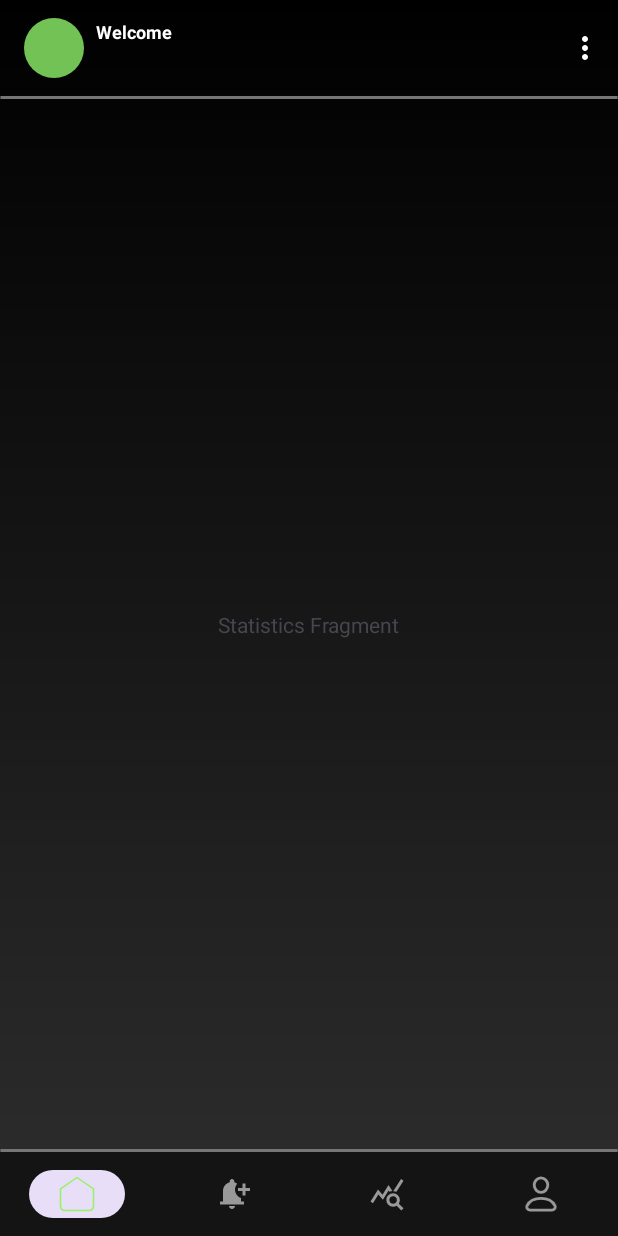
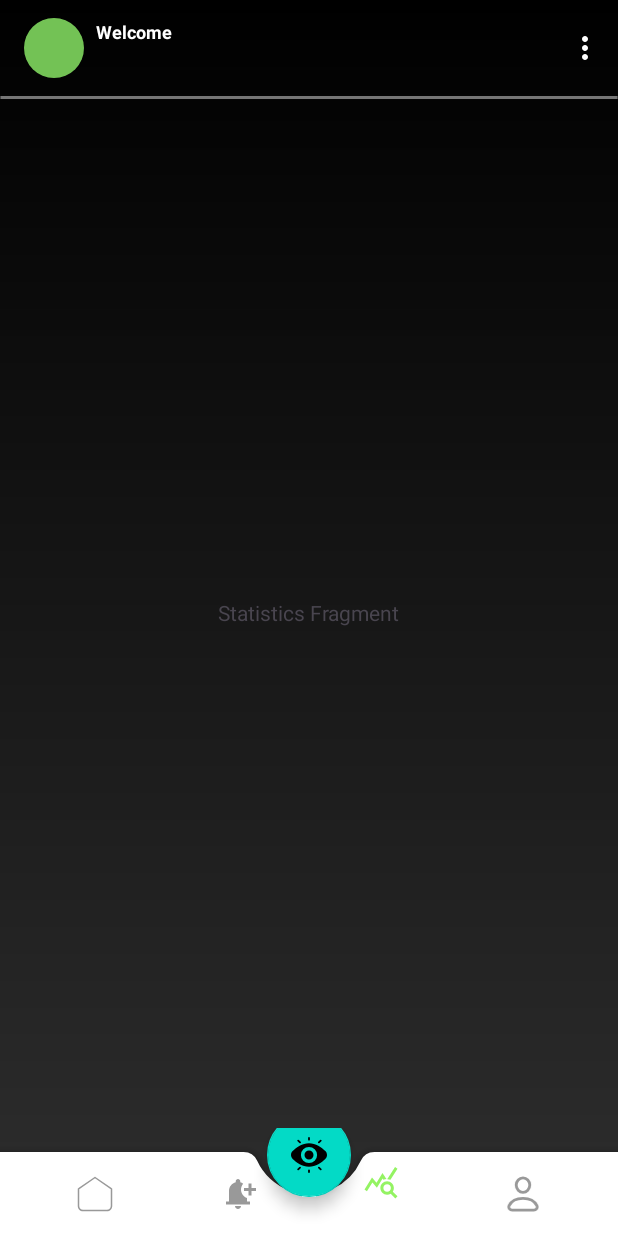
Before and after one commit to mobius-function/visionai, an Android app: the StatisticsFragment screen opened through its navigation route, on a phone screen of 412 x 824 dp. Run offline under Robolectric (Android 15) with nearby library versions, the phone set to English and light mode, and no system bars; our stand-ins replace CircleImageView, Firebase (no records; nobody signed in at launch, a user with empty details on screens opened directly), navigation-ui; 2 statements that could not run were skipped.

Commit message:
changed layouts

```diff
--- a/app/src/main/res/layout/fragment_home_statistics.xml
+++ b/app/src/main/res/layout/fragment_home_statistics.xml
@@ -5,7 +5,7 @@
     android:layout_width="match_parent"
     android:layout_height="match_parent"
     xmlns:app="http://schemas.android.com/apk/res-auto"
-    tools:context=".ui.home.fragments.ProfileFragment">
+    tools:context=".ui.home.fragments.StatisticsFragment">
 
     <TextView
         android:layout_width="wrap_content"
--- a/app/src/main/res/layout/ui_home_activity_main.xml
+++ b/app/src/main/res/layout/ui_home_activity_main.xml
@@ -94,64 +94,67 @@
         app:layout_constraintTop_toBottomOf="@id/appBarLayout"
         app:navGraph="@navigation/home_navigation" />
 
-    <View
-        android:layout_width="match_parent"
-        android:layout_height="2dp"
-        android:background="@drawable/shape_line"
-        app:layout_constraintTop_toBottomOf="@+id/fragmentContainerView"
-        app:layout_constraintStart_toStartOf="parent"
-        app:layout_constraintEnd_toEndOf="parent"/>
+<!--    <View-->
+<!--        android:layout_width="match_parent"-->
+<!--        android:layout_height="2dp"-->
+<!--        android:background="@drawable/shape_line"-->
+<!--        app:layout_constraintTop_toBottomOf="@+id/fragmentContainerView"-->
+<!--        app:layout_constraintStart_toStartOf="parent"-->
+<!--        app:layout_constraintEnd_toEndOf="parent"/>-->
 
-    <com.google.android.material.bottomnavigation.BottomNavigationView
+<!--    <com.google.android.material.bottomnavigation.BottomNavigationView-->
+<!--        android:id="@+id/bottomNavigation"-->
+<!--        android:layout_width="match_parent"-->
+<!--        android:layout_height="56dp"-->
+<!--        android:background="#141414"-->
+<!--        android:layout_alignParentBottom="true"-->
+<!--        app:labelVisibilityMode="labeled"-->
+<!--        app:menu="@menu/home_bottom_navigation_menu"-->
+<!--        app:itemIconTint="@drawable/bottom_navigation_selector"-->
+<!--        app:itemTextColor="@drawable/bottom_navigation_selector"-->
+<!--        app:layout_constraintStart_toStartOf="parent"-->
+<!--        app:layout_constraintEnd_toEndOf="parent"-->
+<!--        app:layout_constraintBottom_toBottomOf="parent" />-->
+
+    <androidx.coordinatorlayout.widget.CoordinatorLayout
         android:id="@+id/bottomNavigation"
-        android:layout_width="match_parent"
-        android:layout_height="56dp"
-        android:background="#141414"
-        android:layout_alignParentBottom="true"
-        app:labelVisibilityMode="labeled"
-        app:menu="@menu/home_bottom_navigation_menu"
-        app:itemIconTint="@drawable/bottom_navigation_selector"
-        app:itemTextColor="@drawable/bottom_navigation_selector"
+        android:layout_width="wrap_content"
+        android:layout_height="wrap_content"
+        android:translationZ="10dp"
+        android:theme="@style/Theme.Fab_Bottom_app_bar"
         app:layout_constraintStart_toStartOf="parent"
         app:layout_constraintEnd_toEndOf="parent"
-        app:layout_constraintBottom_toBottomOf="parent" />
+        app:layout_constraintBottom_toBottomOf="parent">
 
-<!--    <androidx.coordinatorlayout.widget.CoordinatorLayout-->
-<!--        android:id="@+id/bottomNavigation"-->
-<!--        android:layout_width="wrap_content"-->
-<!--        android:layout_height="wrap_content"-->
-<!--        app:layout_constraintStart_toStartOf="parent"-->
-<!--        app:layout_constraintEnd_toEndOf="parent"-->
-<!--        app:layout_constraintBottom_toBottomOf="parent">-->
+        <com.google.android.material.bottomappbar.BottomAppBar
+            android:id="@+id/bottomNavigationBar"
+            android:layout_width="match_parent"
+            android:layout_height="match_parent"
+            android:layout_gravity="bottom"
+            app:fabCradleMargin="10dp"
+            app:fabCradleRoundedCornerRadius="10dp"
+            app:fabCradleVerticalOffset="10dp">
 
-<!--        <com.google.android.material.bottomappbar.BottomAppBar-->
-<!--            android:id="@+id/bottomNavigationBar"-->
-<!--            android:layout_width="match_parent"-->
-<!--            android:layout_height="wrap_content"-->
-<!--            android:layout_gravity="bottom"-->
-<!--            android:backgroundTint="@color/black"-->
-<!--            app:fabCradleMargin="10dp"-->
-<!--            app:fabCradleRoundedCornerRadius="10dp"-->
-<!--            app:fabCradleVerticalOffset="10dp">-->
+            <com.google.android.material.bottomnavigation.BottomNavigationView
+                android:id="@+id/bottomNavigationView"
+                android:layout_width="match_parent"
+                android:layout_height="match_parent"
+                android:layout_marginEnd="16dp"
+                app:itemIconTint="@drawable/bottom_navigation_selector"
+                app:itemTextColor="@drawable/bottom_navigation_selector"
+                android:background="@android:color/transparent"
+                app:menu="@menu/home_bottom_navigation_menu" />
 
-<!--            <com.google.android.material.bottomnavigation.BottomNavigationView-->
-<!--                android:id="@+id/bottomNavigationView"-->
-<!--                android:layout_width="match_parent"-->
-<!--                android:layout_height="match_parent"-->
-<!--                android:layout_marginEnd="16dp"-->
-<!--                android:background="@android:color/transparent"-->
-<!--                app:menu="@menu/home_bottom_navigation_menu" />-->
+        </com.google.android.material.bottomappbar.BottomAppBar>
 
-<!--        </com.google.android.material.bottomappbar.BottomAppBar>-->
+        <com.google.android.material.floatingactionbutton.FloatingActionButton
+            android:id="@+id/fab"
+            android:layout_width="wrap_content"
+            android:layout_height="wrap_content"
+            android:contentDescription="@string/app_name"
+            android:src="@drawable/ic_eye"
+            app:layout_anchor="@id/bottomNavigationBar" />
 
-<!--        <com.google.android.material.floatingactionbutton.FloatingActionButton-->
-<!--            android:id="@+id/fab"-->
-<!--            android:layout_width="wrap_content"-->
-<!--            android:layout_height="wrap_content"-->
-<!--            android:contentDescription="@string/app_name"-->
-<!--            android:src="@drawable/ic_check"-->
-<!--            app:layout_anchor="@id/bottomNavigationBar" />-->
-
-<!--    </androidx.coordinatorlayout.widget.CoordinatorLayout>-->
+    </androidx.coordinatorlayout.widget.CoordinatorLayout>
 
 </androidx.constraintlayout.widget.ConstraintLayout>
```
